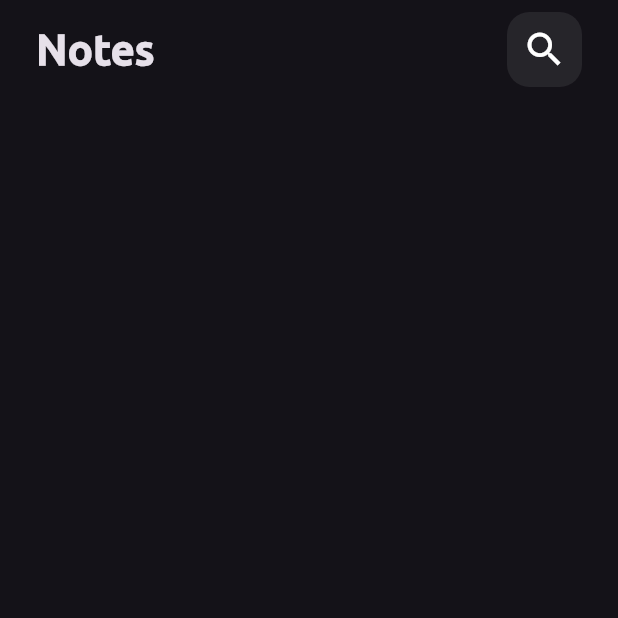
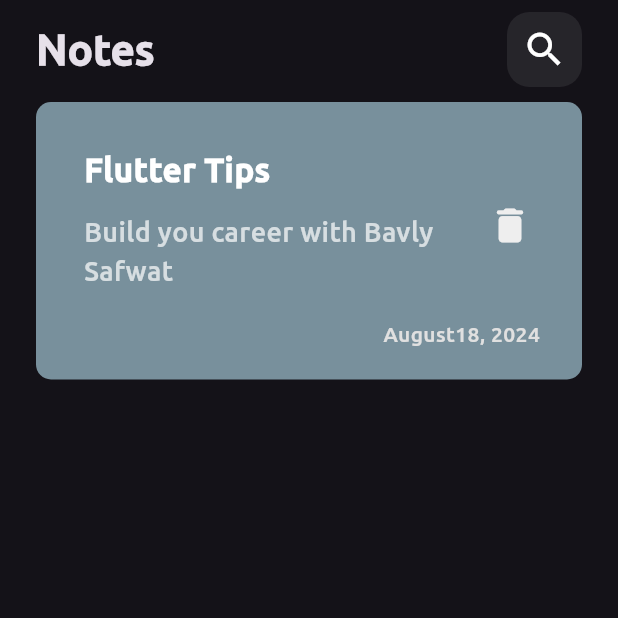
Before and after one commit to bavlysafwatt/NoteHive, a Flutter app: the screen it shows after launch, on a phone screen of 412 x 824 dp, the top half of it. Run offline on Flutter 3.47's test engine with Material 3 defaults, Android fonts, the phone set to English and light mode, and no system bars.

Commit message:
create note item

```diff
--- a/lib/components/custom_app_bar.dart
+++ b/lib/components/custom_app_bar.dart
@@ -12,7 +12,6 @@ class CustomAppBar extends StatelessWidget {
           'Notes',
           style: TextStyle(
             fontSize: 28,
-            fontFamily: 'Ubuntu',
             fontWeight: FontWeight.bold,
           ),
         ),
--- /dev/null
+++ b/lib/components/note_item.dart
@@ -0,0 +1,63 @@
+import 'package:flutter/material.dart';
+
+class NoteItem extends StatelessWidget {
+  const NoteItem({super.key});
+
+  @override
+  Widget build(BuildContext context) {
+    return Container(
+      padding: const EdgeInsets.only(
+        top: 20,
+        bottom: 20,
+        left: 16,
+      ),
+      decoration: BoxDecoration(
+        color: Colors.blueGrey.shade400,
+        borderRadius: BorderRadius.circular(10),
+      ),
+      child: Column(
+        crossAxisAlignment: CrossAxisAlignment.end,
+        children: [
+          ListTile(
+            title: const Text(
+              'Flutter Tips',
+              style: TextStyle(
+                fontSize: 22,
+                fontWeight: FontWeight.bold,
+                color: Colors.white,
+              ),
+            ),
+            subtitle: Padding(
+              padding: const EdgeInsets.symmetric(vertical: 12.0),
+              child: Text(
+                'Build you career with Bavly Safwat',
+                style: TextStyle(
+                  fontSize: 18,
+                  color: Colors.white.withOpacity(0.7),
+                ),
+              ),
+            ),
+            trailing: IconButton(
+              onPressed: () {},
+              icon: Icon(
+                Icons.delete_rounded,
+                color: Colors.grey.shade200,
+                size: 30,
+              ),
+            ),
+          ),
+          Padding(
+            padding: const EdgeInsets.only(right: 28.0),
+            child: Text(
+              'August18, 2024',
+              style: TextStyle(
+                fontSize: 14,
+                color: Colors.grey.shade300,
+              ),
+            ),
+          )
+        ],
+      ),
+    );
+  }
+}
--- a/lib/main.dart
+++ b/lib/main.dart
@@ -14,6 +14,7 @@ class NotesApp extends StatelessWidget {
       debugShowCheckedModeBanner: false,
       theme: ThemeData(
         brightness: Brightness.dark,
+        fontFamily: 'Ubuntu',
       ),
       home: const NotesPage(),
     );
--- a/lib/pages/notes_page.dart
+++ b/lib/pages/notes_page.dart
@@ -1,21 +1,24 @@
 import 'package:flutter/material.dart';
 import 'package:notes_app/components/custom_app_bar.dart';
+import 'package:notes_app/components/note_item.dart';
 
 class NotesPage extends StatelessWidget {
   const NotesPage({super.key});
 
   @override
   Widget build(BuildContext context) {
-    return SafeArea(
+    return const SafeArea(
       child: Scaffold(
         body: Padding(
-          padding: const EdgeInsets.symmetric(
+          padding: EdgeInsets.symmetric(
             horizontal: 24.0,
             vertical: 8,
           ),
           child: Column(
             children: [
               CustomAppBar(),
+              SizedBox(height: 10),
+              NoteItem(),
             ],
           ),
         ),
```
